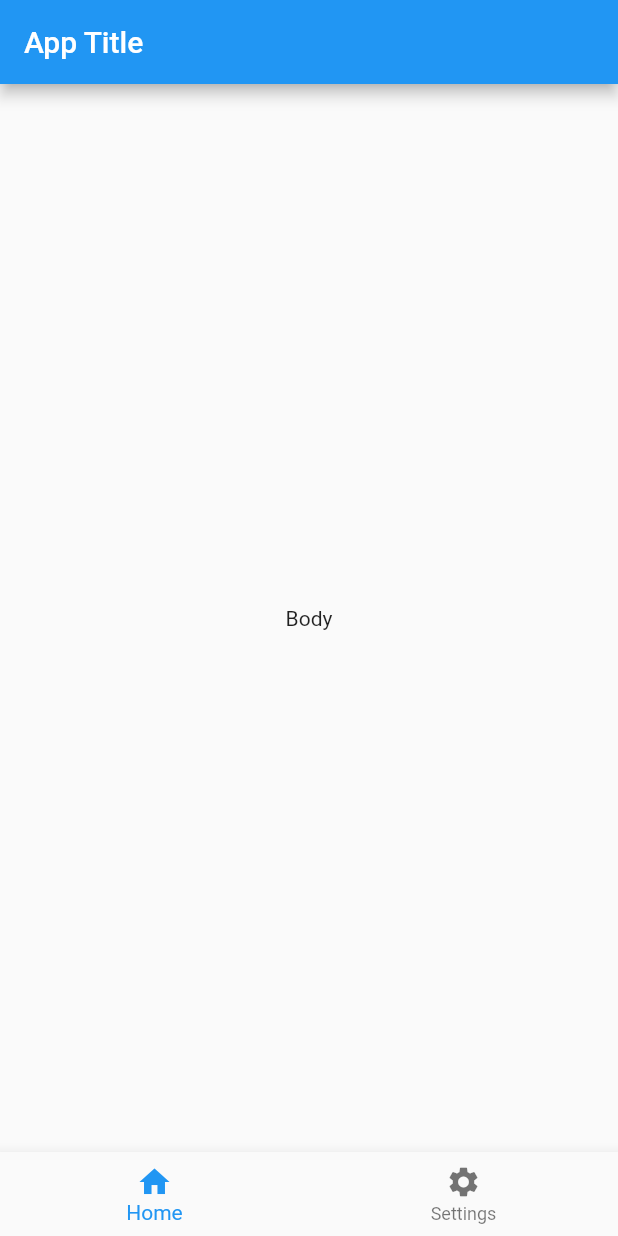
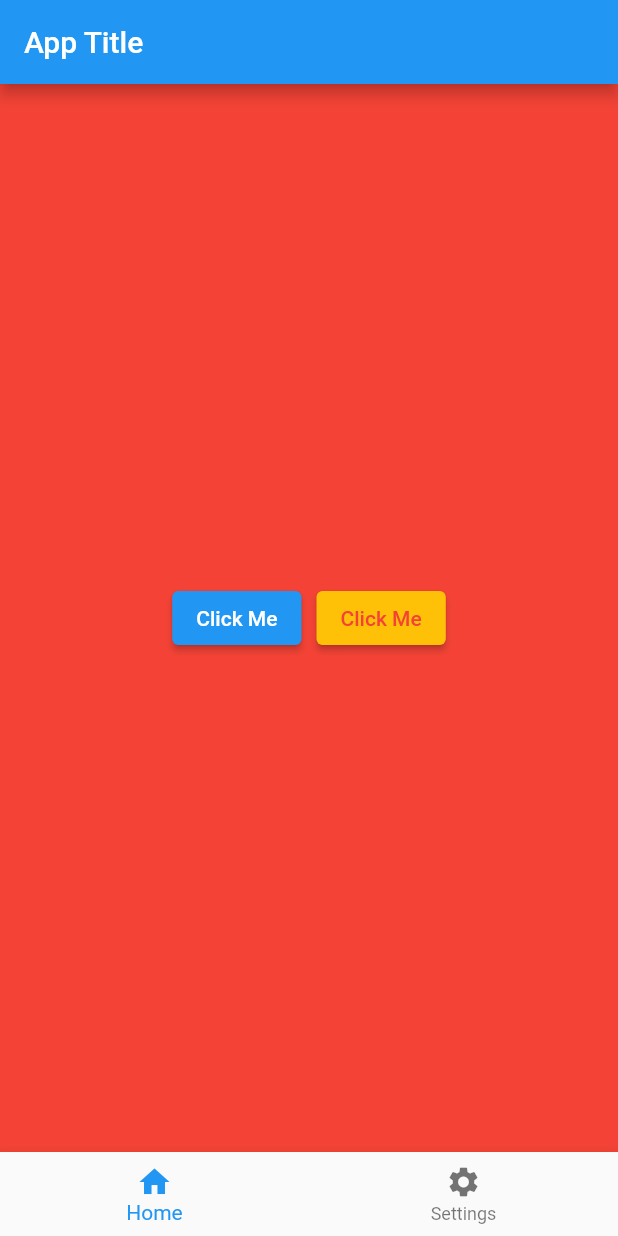
Before and after one commit to neshvig10/learning-appdevelopment, a Flutter app: the screen it shows after launch, on a phone screen of 412 x 824 dp. Run offline on Flutter 3.47's test engine with Material 2 defaults, Android fonts, the light colour scheme and no system bars.

Commit message:
tutorialapp done

```diff
--- a/tutorialapp/lib/main.dart
+++ b/tutorialapp/lib/main.dart
@@ -6,9 +6,16 @@ void main() {
 
 // Flutter is widget of widget of widget ...
 
-class MyApp extends StatelessWidget {
+class MyApp extends StatefulWidget {
   const MyApp({super.key});
 
+  @override
+  State<MyApp> createState() => _MyAppState();
+}
+
+class _MyAppState extends State<MyApp> {
+  String buttonName = 'Click Me';
+  int currentIndex=0;
   @override
   Widget build(BuildContext context) {
     // widgets start with a capital letter and the componenents start with lowercase letter
@@ -18,9 +25,56 @@ class MyApp extends StatelessWidget {
         appBar: AppBar(
           title: const Text("App Title"),
         ),
-        body: const Center(child: Text("Body"),),
-        bottomNavigationBar: BottomNavigationBar(items: const [BottomNavigationBarItem(label:'Home',icon: Icon(Icons.home)),BottomNavigationBarItem(label:'Settings',icon: Icon(Icons.settings))]),
-      )
+        // Center widget for alignment in center
+        body: Center(
+          child: currentIndex==0 ? Container(
+              color: Colors.red,
+              width: double.infinity,
+              height: double.infinity,
+              // width = double.infinity is the maximum width for any screen
+            child: Row(
+            mainAxisAlignment: MainAxisAlignment.center,
+            crossAxisAlignment: CrossAxisAlignment.center,
+            children: [
+          ElevatedButton(
+              child : Text(buttonName),onPressed: () {
+                setState(() {
+                   buttonName='Clicked';
+                 });
+                },
+              ),
+          const SizedBox(height: 10,width: 10,),
+          ElevatedButton(
+              style: ElevatedButton.styleFrom(
+                foregroundColor: Colors.red,
+                backgroundColor: Colors.amber,
+                // onPrimary: Colors.red,
+                // primary: Colors.yellow
+
+              ),
+              child : Text(buttonName),onPressed: () {
+                setState(() {
+                   buttonName='Clicked';
+                 });
+                },
+              ),
+             ]
+            )
+          )
+          : Image.asset(
+            'images/image1.jpeg'
+          )
+          ),
+        bottomNavigationBar: BottomNavigationBar(items: const [BottomNavigationBarItem(label:'Home',icon: Icon(Icons.home)),BottomNavigationBarItem(label:'Settings',icon: Icon(Icons.settings))],
+        currentIndex: currentIndex,
+        onTap: (int index){
+          setState(() {
+            currentIndex=index;
+          });
+        },
+
+      ),
+     )
     );
   }
 }
--- a/tutorialapp/pubspec.yaml
+++ b/tutorialapp/pubspec.yaml
@@ -59,7 +59,8 @@ flutter:
   uses-material-design: true
 
   # To add assets to your application, add an assets section, like this:
-  # assets:
+  assets:
+      - images/
   #   - images/a_dot_burr.jpeg
   #   - images/a_dot_ham.jpeg
 
```
Also changed, not shown: tutorialapp/images/image1.jpeg (added), 1 other file.
